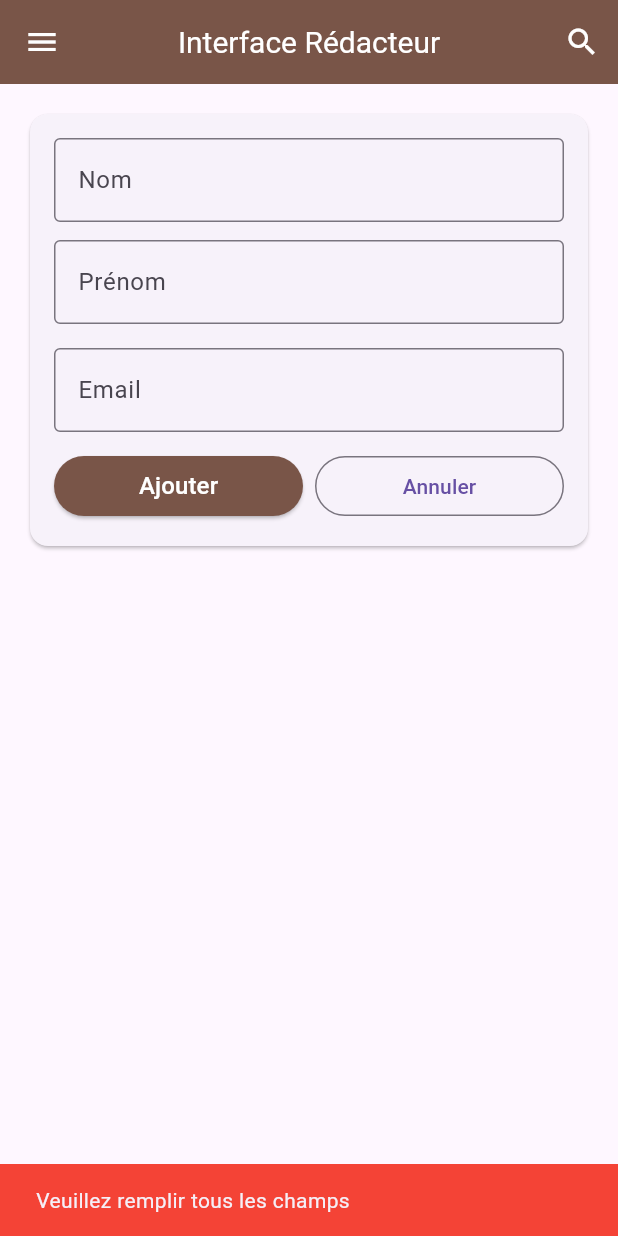
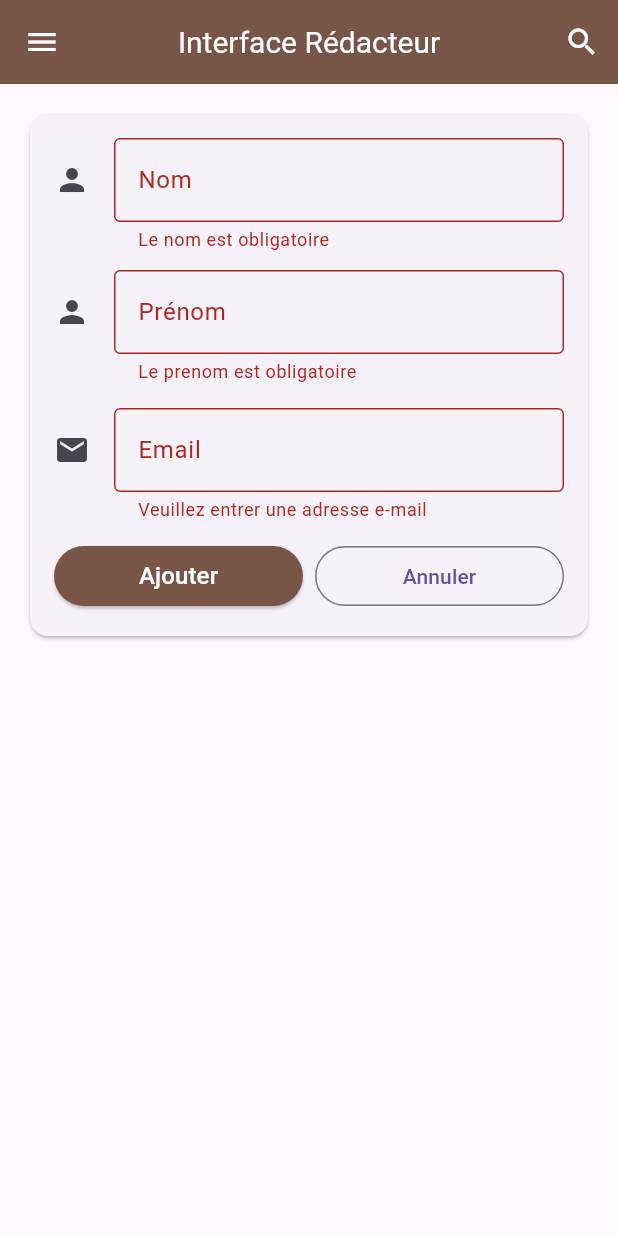
Before and after one commit to julescesare/FORMATION-DCLIC-ACTIVITE-4, a Flutter app: the screen it shows after launch, after a tap on "Ajouter", on a phone screen of 412 x 824 dp. Run offline on Flutter 3.47's test engine with Material 3 defaults, Android fonts, the phone set to English and light mode, and no system bars; our stand-ins replace sqflite; accounts and stored records are empty.

Commit message:
feat:Ajout de la gestion des erreurs et exception,des validation des champs

```diff
--- a/lib/modeles/redacteur.dart
+++ b/lib/modeles/redacteur.dart
@@ -17,7 +17,7 @@ class Redacteur {
         prenom = prenom,
         email = email;
 
-  // Convertir un Map (de la base de données) en Utilisateur
+  // Convertir un Map (de la base de données) en  Redacteur
   factory Redacteur.fromMap(Map<String, dynamic> map) {
     return Redacteur(
       id: map['id'] as int?,
@@ -26,7 +26,7 @@ class Redacteur {
       email: map['email'] as String,
     );
   }
-  // Convertir un Utilisateur en Map (pour la base de données)
+  // Convertir un Redacteur en Map (pour la base de données)
   Map<String, dynamic> toMap() {
     return {
       'id': id,
@@ -35,4 +35,10 @@ class Redacteur {
       'email': email,
     };
   }
+
+  @override
+  String toString() {
+    // TODO: implement toString
+    return 'Redacteur(id: $id, nom: $nom, prenom: $prenom, email: $email)';
+  }
 }
--- a/lib/services/database_manager.dart
+++ b/lib/services/database_manager.dart
@@ -26,6 +26,7 @@ class DatabaseManager {
   }
 
   Future<void> _createDB(Database db, int version) async {
+    try {
       await db.execute('''
       CREATE TABLE redacteurs (
         id INTEGER PRIMARY KEY AUTOINCREMENT,
@@ -35,16 +36,23 @@ class DatabaseManager {
 
       )
     ''');
+    } catch (e) {
+      throw Exception("Erreur lors de la création de la table : $e");
+    }
   }
 
   // CREATE - Insérer un redacteur
   Future<int> insertRedacteur(Redacteur redacteur) async {
+    try {
       final db = await database;
       return await db.insert(
         'redacteurs',
         redacteur.toMap(),
-      conflictAlgorithm: ConflictAlgorithm.replace,
+        conflictAlgorithm: ConflictAlgorithm.abort,
       );
+    } on DatabaseException catch (e) {
+      throw Exception("Impossible d'ajouter le rédacteur : ${e.toString()}");
+    }
   }
 
   // READ - Lire tous les redacteurs
@@ -89,7 +97,7 @@ class DatabaseManager {
     );
   }
 
-  //Fermeture de la connexion à la base de données
+  //CLOSE - Fermeture de la connexion à la base de données
   Future<void> close() async {
     final db = await database;
     db.close();
--- a/lib/views/redacteur_interface.dart
+++ b/lib/views/redacteur_interface.dart
@@ -32,6 +32,45 @@ class _RedacteurInterfaceState extends State<RedacteurInterface> {
     super.dispose();
   }
 
+  //Validateur du champs nom
+  String? nomValidator(String? value) {
+    if (value == null || value.trim().isEmpty) {
+      return "Le nom est obligatoire";
+    }
+
+    if (value.trim().length < 2) {
+      return "Le nom est trop court";
+    }
+
+    return null;
+  }
+
+  //validateur du champs prenom
+  String? prenomValidator(String? value) {
+    if (value == null || value.trim().isEmpty) {
+      return "Le prenom est obligatoire";
+    }
+
+    if (value.trim().length < 2) {
+      return "Le prenom est trop court";
+    }
+
+    return null;
+  }
+
+  //validateur de l'email
+  String? emailValidator(String? value) {
+    if (value == null || value.isEmpty) {
+      return 'Veuillez entrer une adresse e-mail';
+    }
+    // Expression régulière standard pour le format d'un email
+    final emailRegex = RegExp(r'^[\w-\.]+@([\w-]+\.)+[\w-]{2,4}$');
+    if (!emailRegex.hasMatch(value)) {
+      return 'Veuillez entrer une adresse e-mail valide';
+    }
+    return null;
+  }
+
   // Charger tous les redacteurs
   Future<void> _chargerRedacteurs() async {
     final redacteurs = await _dbManager.getAllRedacteurs();
@@ -42,32 +81,42 @@ class _RedacteurInterfaceState extends State<RedacteurInterface> {
 
   // CREATE - Ajouter un redacteur
   Future<void> _ajouterRedacteur() async {
-    if (_nomController.text.isEmpty ||
-        _emailController.text.isEmpty ||
-        _prenomController.text.isEmpty) {
-      ScaffoldMessenger.of(context).showSnackBar(
-        const SnackBar(
-          content: Text('Veuillez remplir tous les champs'),
-          backgroundColor: Colors.red,
-        ),
-      );
+    if (!_formKey.currentState!.validate()) {
       return;
     }
-
     final redacteur = Redacteur(
       nom: _nomController.text,
       email: _emailController.text,
       prenom: _prenomController.text,
     );
 
+    try {
       await _dbManager.insertRedacteur(redacteur);
 
       _chargerRedacteurs();
       _viderChamps();
+
+      ScaffoldMessenger.of(context).showSnackBar(
+        const SnackBar(
+          content: Text("Rédacteur ajouté avec succès"),
+          backgroundColor: Colors.green,
+        ),
+      );
+    } catch (e) {
+      ScaffoldMessenger.of(context).showSnackBar(
+        SnackBar(
+          content: Text(e.toString()),
+          backgroundColor: Colors.red,
+        ),
+      );
+    }
   }
 
   // UPDATE - Modifier un redacteur
   Future<void> _modifierRedacteur() async {
+    if (!_formKey.currentState!.validate()) {
+      return;
+    }
     if (_redacteurSelectionne == null) return;
 
     final redacteur = Redacteur(
@@ -76,13 +125,28 @@ class _RedacteurInterfaceState extends State<RedacteurInterface> {
       email: _emailController.text,
       prenom: _prenomController.text,
     );
-
+    try {
       await _dbManager.updateRedacteur(redacteur);
       _chargerRedacteurs();
       _viderChamps();
       setState(() {
         _redacteurSelectionne = null;
       });
+
+      ScaffoldMessenger.of(context).showSnackBar(
+        const SnackBar(
+          content: Text("Rédacteur modifié avec succès"),
+          backgroundColor: Colors.green,
+        ),
+      );
+    } catch (e) {
+      ScaffoldMessenger.of(context).showSnackBar(
+        SnackBar(
+          content: Text(e.toString()),
+          backgroundColor: Colors.red,
+        ),
+      );
+    }
   }
 
   // DELETE - Supprimer un redacteur
@@ -111,6 +175,12 @@ class _RedacteurInterfaceState extends State<RedacteurInterface> {
     if (confirmation == true) {
       await _dbManager.deleteRedacteur(id);
       _chargerRedacteurs();
+      ScaffoldMessenger.of(context).showSnackBar(
+        const SnackBar(
+          content: Text("Rédacteur supprimé avec succès"),
+          backgroundColor: Colors.green,
+        ),
+      );
     }
   }
 
@@ -169,13 +239,9 @@ class _RedacteurInterfaceState extends State<RedacteurInterface> {
                         decoration: const InputDecoration(
                           labelText: 'Nom',
                           border: OutlineInputBorder(),
+                          icon: Icon(Icons.person),
                         ),
-                        validator: (value) {
-                          if (value == null || value.isEmpty) {
-                            return "Champ requis";
-                          }
-                          return null;
-                        },
+                        validator: nomValidator,
                       ),
                       const SizedBox(height: 12),
                       TextFormField(
@@ -183,13 +249,9 @@ class _RedacteurInterfaceState extends State<RedacteurInterface> {
                         decoration: const InputDecoration(
                           labelText: 'Prénom',
                           border: OutlineInputBorder(),
+                          icon: Icon(Icons.person),
                         ),
-                        validator: (value) {
-                          if (value == null || value.isEmpty) {
-                            return "Champ requis";
-                          }
-                          return null;
-                        },
+                        validator: prenomValidator,
                       ),
                       const SizedBox(height: 16),
                       TextFormField(
@@ -197,14 +259,9 @@ class _RedacteurInterfaceState extends State<RedacteurInterface> {
                           decoration: const InputDecoration(
                             labelText: 'Email',
                             border: OutlineInputBorder(),
+                            icon: Icon(Icons.email),
                           ),
-                        validator: (value) {
-                          if (value == null || value.isEmpty) {
-                            return "Champ requis";
-                          }
-                          return null;
-                        },
-                      ),
+                          validator: emailValidator),
                       const SizedBox(height: 12),
                       Row(
                         children: [
@@ -253,22 +310,28 @@ class _RedacteurInterfaceState extends State<RedacteurInterface> {
                   final redacteur = _redacteurs[index];
                   return Card(
                     margin: const EdgeInsets.only(bottom: 8),
+                    child: Card(
+                      margin: const EdgeInsets.all(8),
+                      color: Colors.brown[100],
                       child: ListTile(
                         title: Text(
                             '${redacteur.prenom} ${redacteur.nom.toUpperCase()}'),
-                      subtitle: Text('${redacteur.email}}'),
+                        subtitle: Text(redacteur.email),
                         trailing: Row(
                           mainAxisSize: MainAxisSize.min,
                           children: [
                             IconButton(
                               icon: const Icon(Icons.edit),
-                            onPressed: () => _selectionnerRedacteur(redacteur),
+                              onPressed: () =>
+                                  _selectionnerRedacteur(redacteur),
                             ),
                             IconButton(
                               icon: const Icon(Icons.delete, color: Colors.red),
-                            onPressed: () => _supprimerRedacteur(redacteur.id!),
+                              onPressed: () =>
+                                  _supprimerRedacteur(redacteur.id!),
                             ),
                           ],
+                        ),
                       ),
                     ),
                   );
```
Also changed, not shown: image/documentation/1782903353342.png (added), image/documentation/1782903511221.png (added), image/documentation/1782903759915.png (added), image/documentation/1782903769397.png (added), image/documentation/1782903779102.png (added), image/documentation/1782903807629.png (added), 1 other file. Lines whose indentation alone changed are shown as unchanged.
